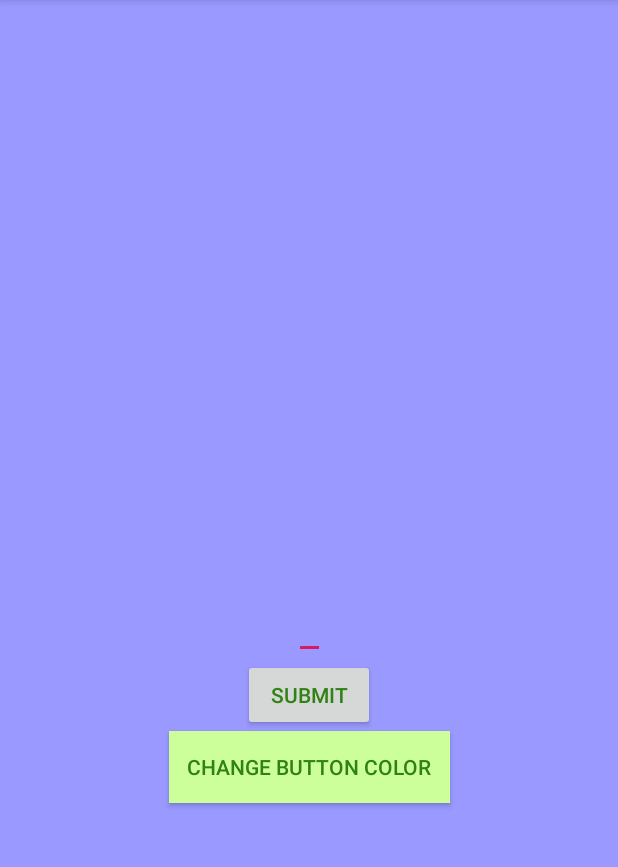
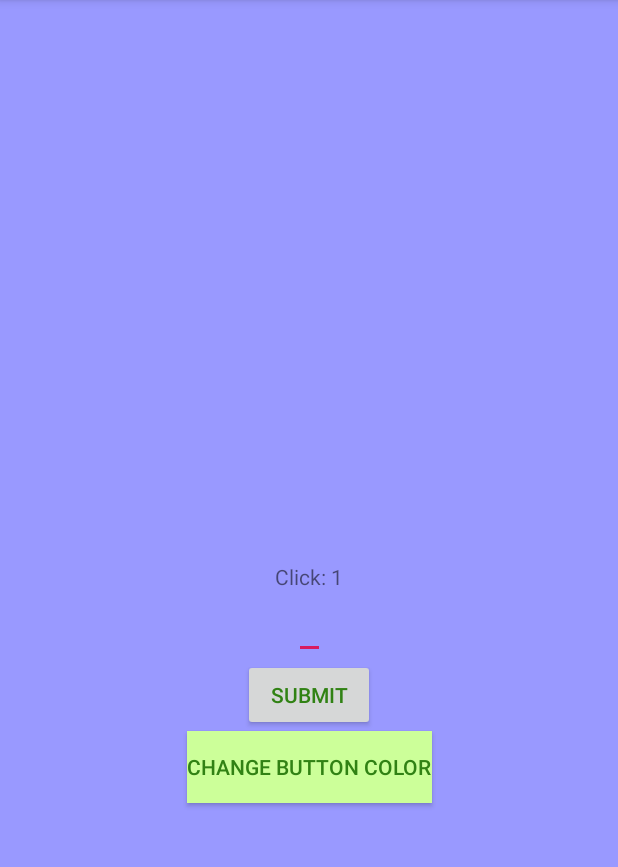
Before and after one commit to Gayatri924/Button_Lab, an Android app: the screen it shows after launch (MainActivity), after a tap on "CHANGE BUTTON COLOR", on a phone screen of 412 x 824 dp, the part 84-951 px from its top. Run offline under Robolectric (Android 15) with nearby library versions, the phone set to English and light mode, and no system bars; 1 other tap on this screen came first.

Commit message:
Fixed number counter + color switches

```diff
--- a/app/src/main/java/com/gopavajhalagayatri/buttonlab/MainActivity.java
+++ b/app/src/main/java/com/gopavajhalagayatri/buttonlab/MainActivity.java
@@ -3,6 +3,8 @@ package com.gopavajhalagayatri.buttonlab;
 import androidx.appcompat.app.AppCompatActivity;
 
 import android.graphics.Color;
+import android.graphics.drawable.ColorDrawable;
+import android.graphics.drawable.Drawable;
 import android.view.View;
 import android.widget.Button;
 import android.widget.EditText;
@@ -16,6 +18,7 @@ public class MainActivity extends AppCompatActivity {
     Button colorButton;
     EditText responseText;
     TextView displayText;
+    int count = 0;
 
     @Override
     protected void onCreate(Bundle savedInstanceState) {
@@ -30,14 +33,21 @@ public class MainActivity extends AppCompatActivity {
             public void onClick(View v) {
                 System.out.println("Hi!!!");
                 Log.d("testButton","input is: "+responseText.getText());
-                displayText.setText(responseText.getText());
+                count += 1;
+                displayText.setText(responseText.getText() + "Click: " + count);
             }
         });
         colorButton.setOnClickListener(new View.OnClickListener() {
             @Override
             public void onClick(View v) {
-                Log.d("colorButton","here");
-                colorButton.setBackgroundColor(Color.rgb(204, 255, 153));
+                ColorDrawable buttonColor = (ColorDrawable) colorButton.getBackground();
+                int colorId = buttonColor.getColor();
+                Log.d("colorButton","colorId: "+ colorId);
+                if(colorId == getResources().getColor(R.color.LightGreen)) {
+                    colorButton.setBackgroundColor(getResources().getColor(R.color.colorAccent));
+                }else{
+                    colorButton.setBackgroundColor(getResources().getColor(R.color.LightGreen));
+                }
             }
         });
     }
--- a/app/src/main/res/layout/activity_main.xml
+++ b/app/src/main/res/layout/activity_main.xml
@@ -44,6 +44,7 @@
         android:text="@string/click_button2"
         android:textColor="#318214"
         android:textAllCaps="true"
+        android:background="@color/colorAccent"
         app:layout_constraintTop_toBottomOf="@+id/clickButton"
         app:layout_constraintLeft_toLeftOf="parent"
         app:layout_constraintRight_toRightOf="parent"
```
